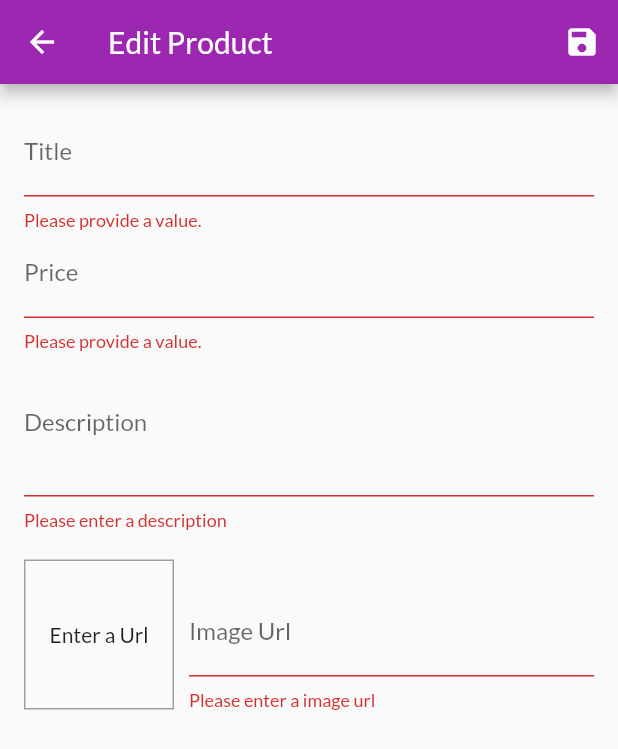
After one commit to Rajbca00/shapping-app, a Flutter app: the EditProductScreen screen opened by its route, after a tap on the "save" icon, on a phone screen of 412 x 824 dp. The commit adds this screen. Shown: the top 749 px of the screen. Run offline on Flutter 3.47's test engine with Material 2 defaults, Android fonts, the phone set to English and light mode, and no system bars; network calls fail.

Commit message:
adding files

```diff
--- a/lib/main.dart
+++ b/lib/main.dart
@@ -1,7 +1,9 @@
 import 'package:flutter/material.dart';
 import 'package:provider/provider.dart';
 import 'package:shoppingapp/screens/cart_screen.dart';
+import 'package:shoppingapp/screens/edit_product_screen.dart';
 import 'package:shoppingapp/screens/orders_screen.dart';
+import 'package:shoppingapp/screens/user_product_screen.dart';
 
 import 'models/cart.dart';
 import 'models/order.dart';
@@ -34,6 +36,8 @@ class MyApp extends StatelessWidget {
           ProductDetailScreen.routeName: (_) => ProductDetailScreen(),
           CartScreen.routeName: (_) => CartScreen(),
           OrdersScreen.routeName: (_) => OrdersScreen(),
+          UserProductScreen.routeName: (_) => UserProductScreen(),
+          EditProductScreen.routeName: (_) => EditProductScreen(),
         },
       ),
     );
--- a/lib/providers/products_provider.dart
+++ b/lib/providers/products_provider.dart
@@ -1,3 +1,4 @@
+import 'package:flutter/cupertino.dart';
 import 'package:flutter/foundation.dart';
 import '../models/product.dart';
 
@@ -64,8 +65,32 @@ class Products with ChangeNotifier {
     return _items.firstWhere((pr) => pr.id == id);
   }
 
-  void addProduct() {
-    // _items.add(value);
+  void addProduct(Product product) {
+    final productId = UniqueKey().toString();
+
+    Product newProduct = Product(
+      id: productId,
+      title: product.title,
+      description: product.description,
+      price: product.price,
+      imageUrl: product.imageUrl,
+      isFavourite: product.isFavourite,
+    );
+
+    _items.add(newProduct);
+    notifyListeners();
+  }
+
+  void updateProduct(String productId, Product product) {
+    var existingProductIndex =
+        _items.indexWhere((prod) => prod.id == productId);
+
+    _items[existingProductIndex] = product;
+    notifyListeners();
+  }
+
+  void removeProduct(String productId) {
+    _items.removeWhere((product) => product.id == productId);
     notifyListeners();
   }
 }
--- /dev/null
+++ b/lib/screens/edit_product_screen.dart
@@ -0,0 +1,237 @@
+import 'package:flutter/material.dart';
+import 'package:flutter/services.dart';
+import 'package:provider/provider.dart';
+import 'package:shoppingapp/models/product.dart';
+import 'package:shoppingapp/providers/products_provider.dart';
+
+class EditProductScreen extends StatefulWidget {
+  static const routeName = '/add_product';
+
+  @override
+  _EditProductScreenState createState() => _EditProductScreenState();
+}
+
+class _EditProductScreenState extends State<EditProductScreen> {
+  final _formKey = GlobalKey<FormState>();
+
+  var initValues = {
+    'title': '',
+    'description': '',
+    'price': '',
+  };
+
+  late TextEditingController _imageUrlController = TextEditingController();
+  FocusNode _imageUrlFocusNode = FocusNode();
+
+  bool isDependenciesLoaded = false;
+
+  var _editProduct = Product(
+    id: '',
+    title: '',
+    description: '',
+    imageUrl: '',
+    price: 0.0,
+  );
+
+  @override
+  void initState() {
+    super.initState();
+    _imageUrlFocusNode.addListener(_updateImage);
+  }
+
+  @override
+  void didChangeDependencies() {
+    if (!isDependenciesLoaded) {
+      var args = ModalRoute.of(context)!.settings.arguments;
+      String productId = args != null ? args as String : '';
+
+      if (productId.isNotEmpty) {
+        _editProduct =
+            Provider.of<Products>(context, listen: false).findById(productId);
+        setState(() {
+          initValues = {
+            'title': _editProduct.title,
+            'description': _editProduct.description,
+            'price': _editProduct.price.toString(),
+          };
+          _imageUrlController.text = _editProduct.imageUrl;
+        });
+      }
+
+      isDependenciesLoaded = true;
+    }
+    super.didChangeDependencies();
+  }
+
+  @override
+  void dispose() {
+    _imageUrlController.dispose();
+    _imageUrlFocusNode.removeListener(_updateImage);
+    _imageUrlFocusNode.dispose();
+    super.dispose();
+  }
+
+  void _updateImage() {
+    if ((!_imageUrlFocusNode.hasFocus &&
+            (_imageUrlController.text.startsWith('http')) &&
+            (_imageUrlController.text.endsWith('png') &&
+                !_imageUrlController.text.endsWith('jpg') &&
+                !_imageUrlController.text.endsWith('jpeg'))) ||
+        _imageUrlController.text.isEmpty) setState(() {});
+  }
+
+  void _saveForm() {
+    var validated = _formKey.currentState?.validate();
+    if (!validated!) return null;
+    _formKey.currentState?.save();
+
+    if (_editProduct.id != null || _editProduct.id.isNotEmpty)
+      Provider.of<Products>(context, listen: false).addProduct(_editProduct);
+    else
+      Provider.of<Products>(context, listen: false)
+          .updateProduct(_editProduct.id, _editProduct);
+    Navigator.of(context).pop();
+  }
+
+  @override
+  Widget build(BuildContext context) {
+    return Scaffold(
+        appBar: AppBar(
+          title: Text('Edit Product'),
+          actions: [
+            IconButton(onPressed: _saveForm, icon: Icon(Icons.save)),
+          ],
+        ),
+        body: Padding(
+          padding: const EdgeInsets.all(16),
+          child: Form(
+            key: _formKey,
+            child: ListView(
+              children: [
+                TextFormField(
+                  decoration: InputDecoration(
+                    labelText: 'Title',
+                  ),
+                  initialValue: initValues['title'],
+                  textInputAction: TextInputAction.next,
+                  onSaved: (value) => _editProduct = Product(
+                    id: _editProduct.id,
+                    title: value!,
+                    description: _editProduct.description,
+                    price: _editProduct.price,
+                    imageUrl: _editProduct.imageUrl,
+                    isFavourite: _editProduct.isFavourite,
+                  ),
+                  validator: (value) {
+                    if (value!.isEmpty) return 'Please provide a value.';
+                    return null;
+                  },
+                ),
+                TextFormField(
+                  decoration: InputDecoration(
+                    labelText: 'Price',
+                  ),
+                  initialValue: initValues['price'],
+                  keyboardType: TextInputType.number,
+                  textInputAction: TextInputAction.next,
+                  onSaved: (value) => _editProduct = Product(
+                    id: _editProduct.id,
+                    title: _editProduct.title,
+                    description: _editProduct.description,
+                    price: double.parse(value!),
+                    imageUrl: _editProduct.imageUrl,
+                    isFavourite: _editProduct.isFavourite,
+                  ),
+                  validator: (value) {
+                    if (value!.isEmpty) return "Please provide a value.";
+                    if (double.tryParse(value) == null)
+                      return "Please enter a valid number";
+                    if (double.parse(value) <= 0.0)
+                      return "Please enter value greater than zero";
+                    return null;
+                  },
+                ),
+                TextFormField(
+                  maxLines: 3,
+                  decoration: InputDecoration(
+                    labelText: 'Description',
+                  ),
+                  initialValue: initValues['description'],
+                  keyboardType: TextInputType.multiline,
+                  onSaved: (value) => _editProduct = Product(
+                    id: _editProduct.id,
+                    title: _editProduct.title,
+                    description: value!,
+                    price: _editProduct.price,
+                    imageUrl: _editProduct.imageUrl,
+                    isFavourite: _editProduct.isFavourite,
+                  ),
+                  validator: (value) {
+                    if (value!.isEmpty) return 'Please enter a description';
+                    if (value.length <= 10)
+                      return 'Should be atleast 10 characters long';
+                    return null;
+                  },
+                ),
+                Row(
+                  crossAxisAlignment: CrossAxisAlignment.end,
+                  children: [
+                    Container(
+                      height: 100,
+                      width: 100,
+                      margin: EdgeInsets.only(top: 20, right: 10),
+                      decoration: BoxDecoration(
+                        border: Border.all(width: 1, color: Colors.grey),
+                      ),
+                      child: _imageUrlController.text.isEmpty
+                          ? Center(
+                              child: Text(
+                                'Enter a Url',
+                              ),
+                            )
+                          : FittedBox(
+                              child: Image.network(
+                              _imageUrlController.text,
+                              fit: BoxFit.cover,
+                            )),
+                    ),
+                    Expanded(
+                      child: TextFormField(
+                        controller: _imageUrlController,
+                        focusNode: _imageUrlFocusNode,
+                        decoration: InputDecoration(labelText: 'Image Url'),
+                        keyboardType: TextInputType.url,
+                        textInputAction: TextInputAction.done,
+                        onFieldSubmitted: (_) => _saveForm(),
+                        onEditingComplete: () {
+                          print(_imageUrlController.text);
+                          setState(() {});
+                        },
+                        onSaved: (value) => _editProduct = Product(
+                          id: _editProduct.id,
+                          title: _editProduct.title,
+                          description: _editProduct.description,
+                          price: _editProduct.price,
+                          imageUrl: value!,
+                          isFavourite: _editProduct.isFavourite,
+                        ),
+                        validator: (value) {
+                          if (value!.isEmpty) return 'Please enter a image url';
+                          if (!value.startsWith('http'))
+                            return 'Please enter a valid url';
+                          if (!value.endsWith('png') &&
+                              !value.endsWith('jpg') &&
+                              !value.endsWith('jpeg'))
+                            return 'Please enter a valid image url';
+                          return null;
+                        },
+                      ),
+                    )
+                  ],
+                )
+              ],
+            ),
+          ),
+        ));
+  }
+}
--- a/lib/widgets/mainDrawer.dart
+++ b/lib/widgets/mainDrawer.dart
@@ -1,5 +1,6 @@
 import 'package:flutter/material.dart';
 import 'package:shoppingapp/screens/orders_screen.dart';
+import 'package:shoppingapp/screens/user_product_screen.dart';
 
 class MainDrawer extends StatelessWidget {
   @override
@@ -27,6 +28,14 @@ class MainDrawer extends StatelessWidget {
                   .pushReplacementNamed(OrdersScreen.routeName);
             },
           ),
+          ListTile(
+            leading: Icon(Icons.edit),
+            title: Text('Manage Products'),
+            onTap: () {
+              Navigator.of(context)
+                  .pushReplacementNamed(UserProductScreen.routeName);
+            },
+          ),
         ],
       ),
     );
```
Also changed, not shown: lib/models/cart.dart (+20 -0 lines), lib/screens/user_product_screen.dart (added, +41 -0 lines), lib/widgets/cart_item_tile.dart (+21 -0 lines), lib/widgets/product_tile.dart (+13 -0 lines), lib/widgets/user_product_item.dart (added, +48 -0 lines).
